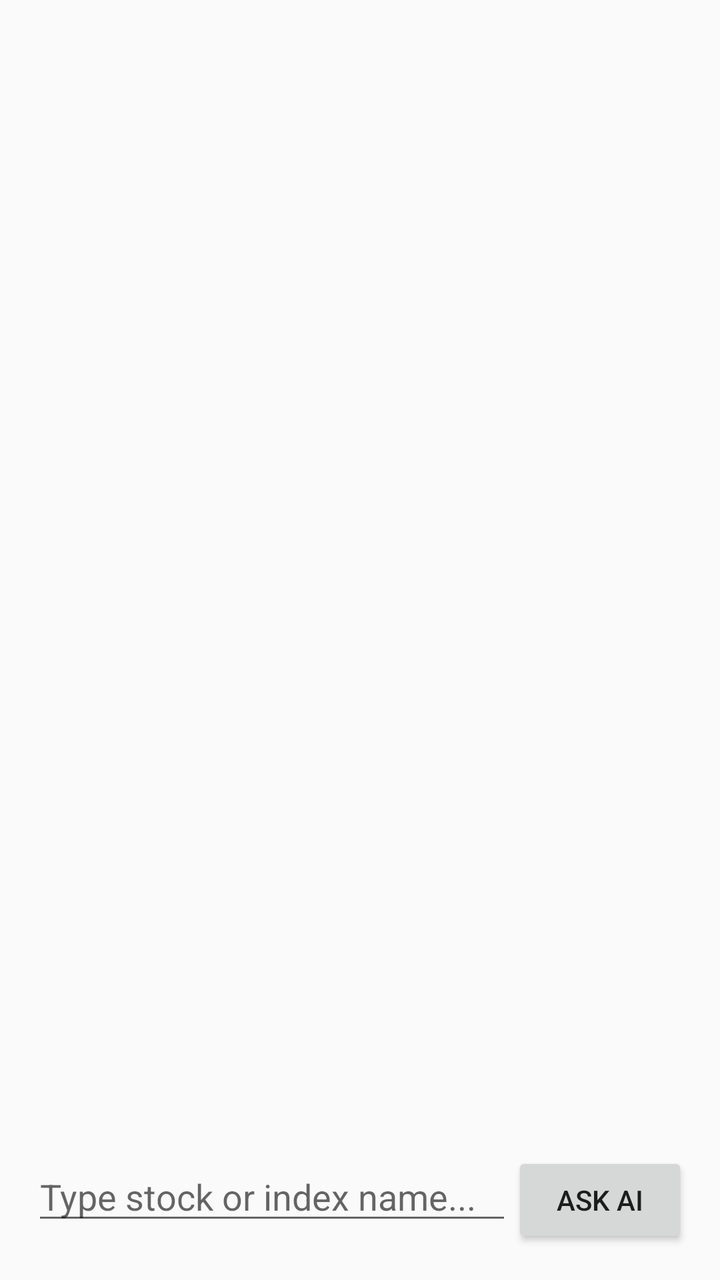
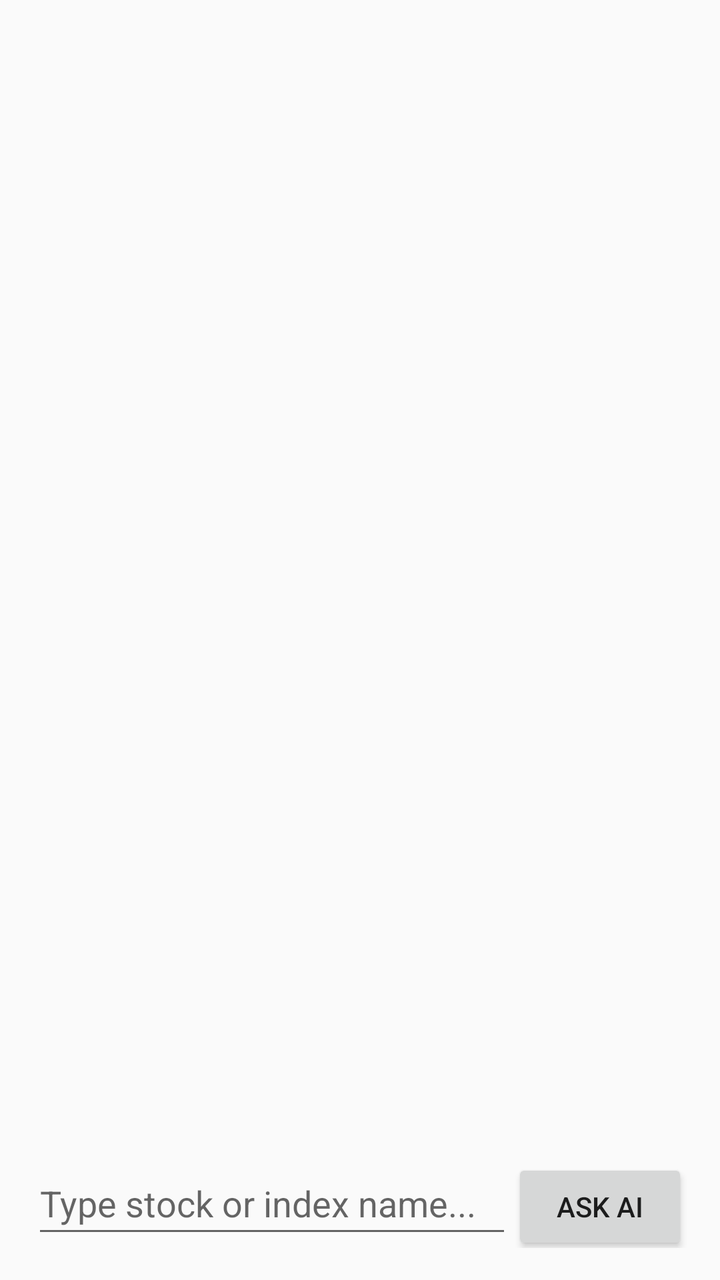

Two renders of the same Android screen: before a commit and after it. Below are the layout's source before the change and the commit's diff.
<!-- AndroidManifest.xml: application theme Theme.AppCompat.Light.NoActionBar -->
<!-- res/layout/activity_main.xml -->
<?xml version="1.0" encoding="utf-8"?>
<LinearLayout xmlns:android="http://schemas.android.com/apk/res/android"
    android:layout_width="match_parent"
    android:layout_height="match_parent"
    android:orientation="vertical"
    android:padding="16dp">

    <ScrollView
        android:id="@+id/scrollView"
        android:layout_width="match_parent"
        android:layout_height="0dp"
        android:layout_weight="1">

        <LinearLayout
            android:id="@+id/chatContainer"
            android:layout_width="match_parent"
            android:layout_height="wrap_content"
            android:orientation="vertical" />
    </ScrollView>

    <LinearLayout
        android:layout_width="match_parent"
        android:layout_height="wrap_content"
        android:orientation="horizontal"
        android:layout_marginTop="8dp">

        <EditText
            android:id="@+id/queryInput"
            android:layout_width="0dp"
            android:layout_height="wrap_content"
            android:layout_weight="1"
            android:hint="Type stock or index name..."
            android:inputType="text" />

        <Button
            android:id="@+id/askButton"
            android:layout_width="wrap_content"
            android:layout_height="wrap_content"
            android:text="ASK AI" />
    </LinearLayout>

</LinearLayout>
<!-- resources referenced by this layout -->
<resources>

</resources>

<!-- the commit's change to res/layout/activity_main.xml (unified diff, before → after) -->
@@ -5,35 +5,31 @@
     android:orientation="vertical"
     android:padding="16dp">
 
-    <ScrollView
-        android:id="@+id/scrollView"
+    <ListView
+        android:id="@+id/chatListView"
         android:layout_width="match_parent"
         android:layout_height="0dp"
-        android:layout_weight="1">
-
-        <LinearLayout
-            android:id="@+id/chatContainer"
-            android:layout_width="match_parent"
-            android:layout_height="wrap_content"
-            android:orientation="vertical" />
-    </ScrollView>
+        android:layout_weight="1"
+        android:divider="@null"
+        android:dividerHeight="8dp" />
 
     <LinearLayout
         android:layout_width="match_parent"
         android:layout_height="wrap_content"
         android:orientation="horizontal"
-        android:layout_marginTop="8dp">
+        android:marginTop="8dp">
 
         <EditText
-            android:id="@+id/queryInput"
+            android:id="@+id/inputMessage"
             android:layout_width="0dp"
             android:layout_height="wrap_content"
             android:layout_weight="1"
             android:hint="Type stock or index name..."
-            android:inputType="text" />
+            android:inputType="text"
+            android:minHeight="48dp" />
 
         <Button
-            android:id="@+id/askButton"
+            android:id="@+id/btnSend"
             android:layout_width="wrap_content"
             android:layout_height="wrap_content"
             android:text="ASK AI" />
